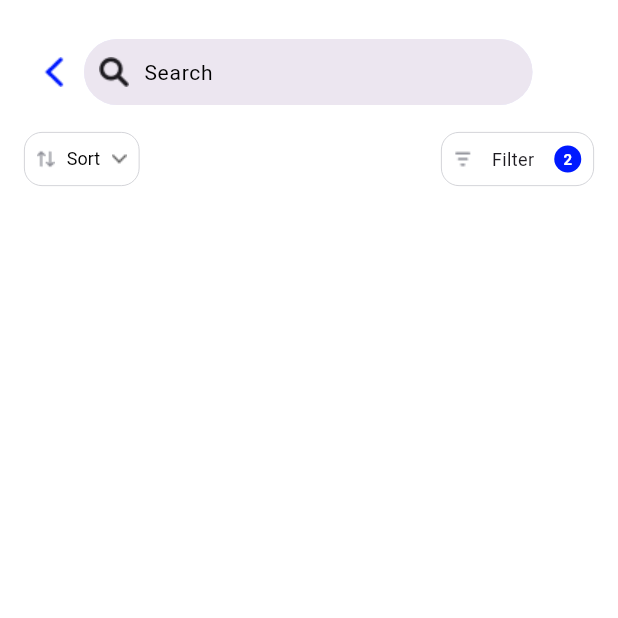
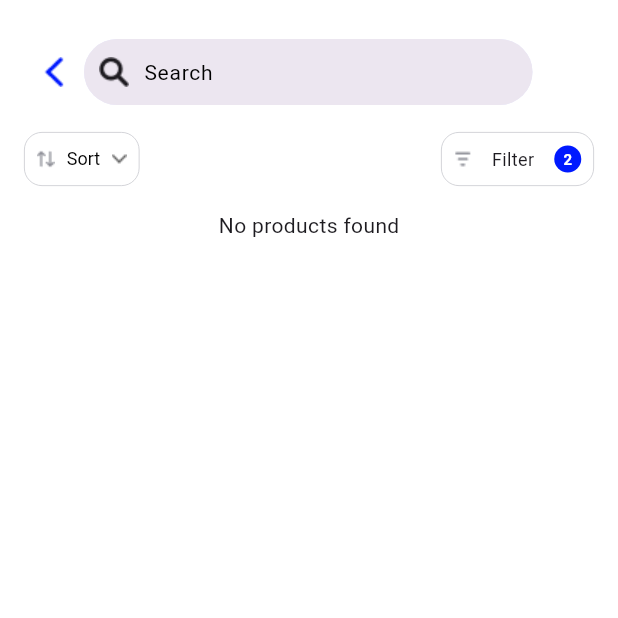
Before and after one commit to Medhatahmedabdelkarim/E-commerce-app, a Flutter app: the SearchDestScreen screen opened directly, on a phone screen of 412 x 824 dp, the top half of it. Run offline on Flutter 3.47's test engine with Material 3 defaults, Android fonts, the phone set to English and light mode, and no system bars; our stand-ins replace bloc, carousel_slider, dio, dots_indicator, flutter_bloc, flutter_rating_bar and 5 more; missing offline and left inert: filter_list; accounts and stored records are empty; generated files the repository leaves out were written again; network calls fail.

```diff
--- a/lib/Search/presentation/screens/search_dest_screen.dart
+++ b/lib/Search/presentation/screens/search_dest_screen.dart
@@ -13,10 +13,12 @@ import '../../../data/models/product.dart';
 import '../../../navigation/Bloc/navigation_bloc.dart';
 
 class SearchDestScreen extends StatelessWidget {
-  SearchDestScreen({super.key, required this.products,this.fromNavMenu=false});
+  SearchDestScreen(
+      {super.key, required this.products, this.fromNavMenu = false,});
 
   final List<Product> products;
   final bool fromNavMenu;
+
 
   final items = [
     'Sort from A-Z',
@@ -27,6 +29,10 @@ class SearchDestScreen extends StatelessWidget {
 
   @override
   Widget build(BuildContext context) {
+    WidgetsBinding.instance.addPostFrameCallback((_) {
+      context.read<ProductBloc>().add(ClearProductsEvent());
+    });
+    var productBloc = context.read<ProductBloc>();
     return Scaffold(
       backgroundColor: Colors.white,
       appBar: SearchAppbar(fromNavMenu: fromNavMenu,),
@@ -57,7 +63,9 @@ class SearchDestScreen extends StatelessWidget {
                         SizedBox(width: 8,),
                         SizedBox(
                           width: 40,
-                          child: DropdownButton(
+                          child: BlocBuilder<ProductBloc, ProductState>(
+                            builder: (context, state) {
+                              return DropdownButton(
                                 items: items.map((String items) {
                                   return DropdownMenuItem(
                                     value: items,
@@ -66,19 +74,25 @@ class SearchDestScreen extends StatelessWidget {
                                 }).toList(),
                                 onChanged: (value) {
                                   context.read<ProductBloc>().add(
-                                SortProductsEvent(products, value!),
+                                    SortProductsEvent(
+                                        state is ProductsLoaded && state.products.isNotEmpty?state.products:products,
+                                        value!),
                                   );
                                 },
-                            style: TextStyle(fontSize: 12,color: Colors.black),
+                                style: TextStyle(
+                                    fontSize: 12, color: Colors.black),
                                 iconSize: 10,
                                 isExpanded: true,
-                            hint: Text('Sort',style: TextStyle(color: Colors.black),),
+                                hint: Text('Sort',
+                                  style: TextStyle(color: Colors.black),),
                                 underline: Text(''),
                                 menuWidth: 120,
                                 isDense: false,
                                 icon: ImageIcon(
                                   AssetImage("assets/Images/Arrow Down.png"),
                                 ),
+                              );
+                            },
                           ),
                         ),
                       ],
@@ -86,7 +100,19 @@ class SearchDestScreen extends StatelessWidget {
                   ),
                 ),
                 GestureDetector(
-                  onTap: ()=>Get.to(()=>FiltersScreen()),
+                  onTap: () async {
+                    final filters = await Get.to(() => FiltersScreen());
+                    if (filters != null && filters is Map<String, dynamic>) {
+                      context.read<ProductBloc>().add(
+                          FilterProductsEvent(
+                            categoryId: filters['categoryId'],
+                            minPrice: (filters['minPrice'] as num?)?.toDouble(),
+                            maxPrice: (filters['maxPrice'] as num?)?.toDouble(),
+                            title: filters['title'],
+                          )
+                      );
+                    }
+                  },
                   child: Container(
                     height: 36,
                     width: 102,
@@ -129,12 +155,16 @@ class SearchDestScreen extends StatelessWidget {
                 ),
               ],
             ),
-          ),
-          BlocBuilder<ProductBloc, ProductState>(
+          ), BlocBuilder<ProductBloc, ProductState>(
             builder: (context, state) {
-              List<Product> sortedProducts= state is ProductsLoaded? state.products :products;
-              context.read<ProductBloc>().add(ClearProductsEvent());
-              return SearchItemsGrid(products: sortedProducts);
+              final displayProducts = (state is ProductsLoaded &&
+                  state.products.isNotEmpty)
+                  ? state.products
+                  : products;
+
+              return displayProducts.isEmpty
+                  ? Center(child: Text("No products found"))
+                  : SearchItemsGrid(products: displayProducts);
             },
           ),
         ],
--- a/lib/Search/presentation/widgets/search_app_bar.dart
+++ b/lib/Search/presentation/widgets/search_app_bar.dart
@@ -10,7 +10,7 @@ import '../screens/search_dest_screen.dart';
 import '../screens/search_screen.dart';
 
 class SearchAppbar extends StatelessWidget implements PreferredSizeWidget {
-  const SearchAppbar({super.key, required this.fromNavMenu});
+  const SearchAppbar({super.key, required this.fromNavMenu,});
 
   final bool fromNavMenu;
 
--- a/lib/categories/presentation/widgets/CategoryItemAppBar.dart
+++ b/lib/categories/presentation/widgets/CategoryItemAppBar.dart
@@ -44,7 +44,9 @@ class CategoryItemAppbar extends StatelessWidget
                   );
                 }),
                 onTap: () {
-                  Get.to(() => SearchScreen(fromNavMenu: true,));
+                  MaterialPageRoute(
+                    builder: (_) => SearchScreen(fromNavMenu: true,)
+                  );
                 },
               ),
             ),
--- a/lib/common_ui/manager/product_bloc.dart
+++ b/lib/common_ui/manager/product_bloc.dart
@@ -1,5 +1,7 @@
 import 'package:bloc/bloc.dart';
 import 'package:demo_app/common_ui/manager/func/sort_helper.dart';
+import 'package:demo_app/services/api_services.dart';
+import 'package:dio/dio.dart';
 import 'package:meta/meta.dart';
 
 import '../../data/models/product.dart';
@@ -8,8 +10,9 @@ part 'product_event.dart';
 part 'product_state.dart';
 
 class ProductBloc extends Bloc<ProductEvent, ProductState> {
-  ProductBloc() : super(ProductInitial()) {
-
+  final apiService = ApiService(
+    Dio(BaseOptions(contentType: "application/json")),
+  );  ProductBloc() : super(ProductInitial()) {
   on<SortProductsEvent>((event, emit){
       final products=SortHelper.sortProducts(event.sortFun,event.products);
       emit(ProductsLoaded(products));
@@ -19,7 +22,18 @@ class ProductBloc extends Bloc<ProductEvent, ProductState> {
     emit(ProductInitial());
   }
   );
+  on<FilterProductsEvent>((event, emit) async {
+      final products = await apiService.getFilteredProducts(
+        categoryId: event.categoryId,
+        minPrice: event.minPrice,
+        maxPrice: event.maxPrice,
+      );
+      emit(ProductsLoaded(products));
+
+    }
+  );
 
 
     }
+
 }
--- a/lib/common_ui/manager/product_event.dart
+++ b/lib/common_ui/manager/product_event.dart
@@ -9,3 +9,11 @@ class SortProductsEvent extends ProductEvent {
 }
 class ClearProductsEvent extends ProductEvent{
 }
+class FilterProductsEvent extends ProductEvent {
+  final int? categoryId;
+  final double? minPrice;
+  final double? maxPrice;
+  final String? title;
+
+  FilterProductsEvent({this.categoryId, this.minPrice, this.maxPrice, this.title});
+}
--- a/lib/filter/presentation/widgets/filters_app_bar.dart
+++ b/lib/filter/presentation/widgets/filters_app_bar.dart
@@ -8,8 +8,9 @@ import 'package:get/get_core/src/get_main.dart';
 
 class FiltersAppBar extends StatelessWidget implements PreferredSizeWidget {
   const FiltersAppBar({
-    super.key,
+    super.key,required this.onPressed
   });
+  final VoidCallback onPressed;
 
   @override
   Widget build(BuildContext context) {
@@ -27,7 +28,7 @@ class FiltersAppBar extends StatelessWidget implements PreferredSizeWidget {
       actions: [
         Padding(
           padding: const EdgeInsets.all(20.0),
-          child: GestureDetector(onTap:(){},child: Text('Clear All',style: TextStyle(fontSize: 12,color: EColors.primary,fontWeight: FontWeight.w600),)),
+          child: GestureDetector(onTap:onPressed,child: Text('Clear All',style: TextStyle(fontSize: 12,color: EColors.primary,fontWeight: FontWeight.w600),)),
         ),
       ],
     );
--- a/lib/main.dart
+++ b/lib/main.dart
@@ -9,6 +9,7 @@ import 'package:hive_flutter/adapters.dart';
 
 import 'Search/presentation/manager/search_bloc.dart';
 import 'common_ui/manager/product_bloc.dart';
+import 'filter/presentation/managers/filters_bloc.dart';
 import 'navigation/Bloc/navigation_bloc.dart';
 
 void main() async {
@@ -29,6 +30,9 @@ void main() async {
         BlocProvider<ProductBloc>(
           create: (BuildContext context) => ProductBloc(),
         ),
+        BlocProvider<FilterBloc>(
+          create: (BuildContext context) => FilterBloc(),
+        ),
       ],
       child: GetMaterialApp(
         debugShowCheckedModeBanner: false,
--- a/lib/services/api_services.dart
+++ b/lib/services/api_services.dart
@@ -27,4 +27,14 @@ abstract class ApiService {
 
   @GET("products/")
   Future<List<Product>> searchProducts(@Query("title") String title);
+
+  @GET('products')
+  Future<List<Product>> getFilteredProducts({
+    @Query("categoryId") int? categoryId,
+    @Query("title") String? title,
+    @Query("price_min") double? minPrice,
+    @Query("price_max") double? maxPrice,
+  });
+
+
 }
```
Also changed, not shown: lib/cart/presentation/widgets/blue_button.dart (+5 -3 lines), lib/categories/presentation/widgets/CategoryProductCard.dart (+7 -1 lines), lib/categories/presentation/widgets/category_grid_item.dart (+32 -10 lines), lib/common_ui/Widgets/cart_icon_design.dart (+23 -5 lines), lib/common_ui/cards/product_card.dart (+9 -3 lines), lib/filter/presentation/managers/filters_bloc.dart (added, +27 -0 lines), lib/filter/presentation/managers/filters_event.dart (added, +13 -0 lines), lib/filter/presentation/managers/filters_state.dart (added, +14 -0 lines), lib/filter/presentation/screens/filters_screen.dart (+30 -5 lines), lib/navigation/presentation/screens/navigation_menu.dart (+57 -16 lines), lib/services/api_services.g.dart. Lines whose indentation alone changed are shown as unchanged.
